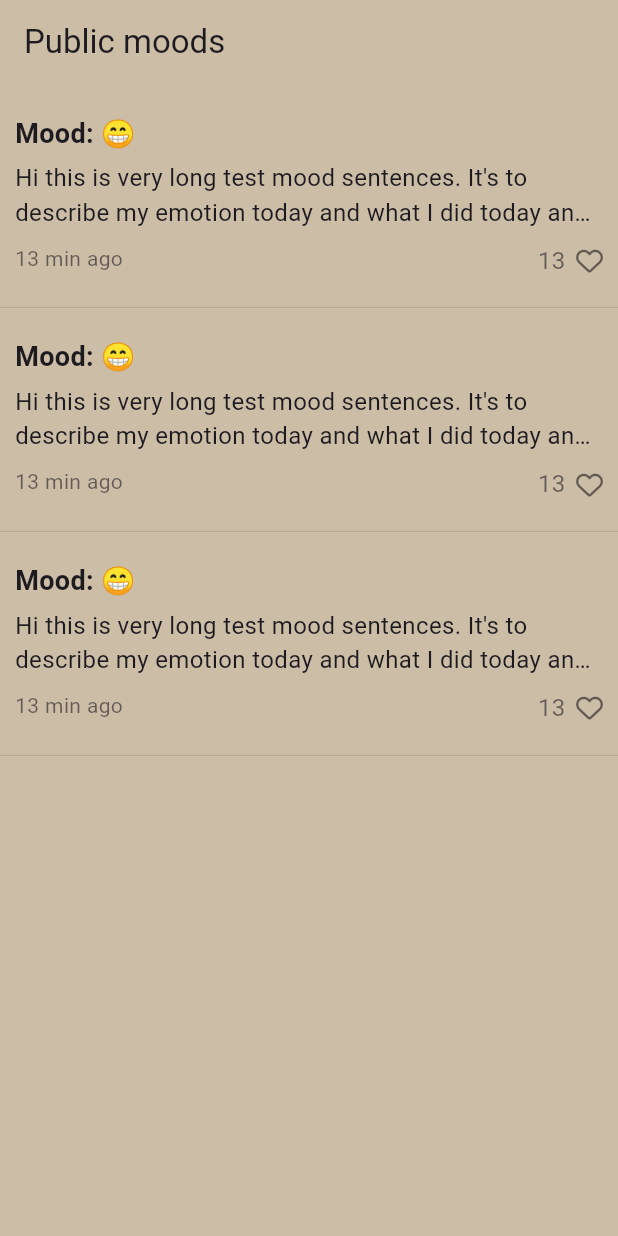
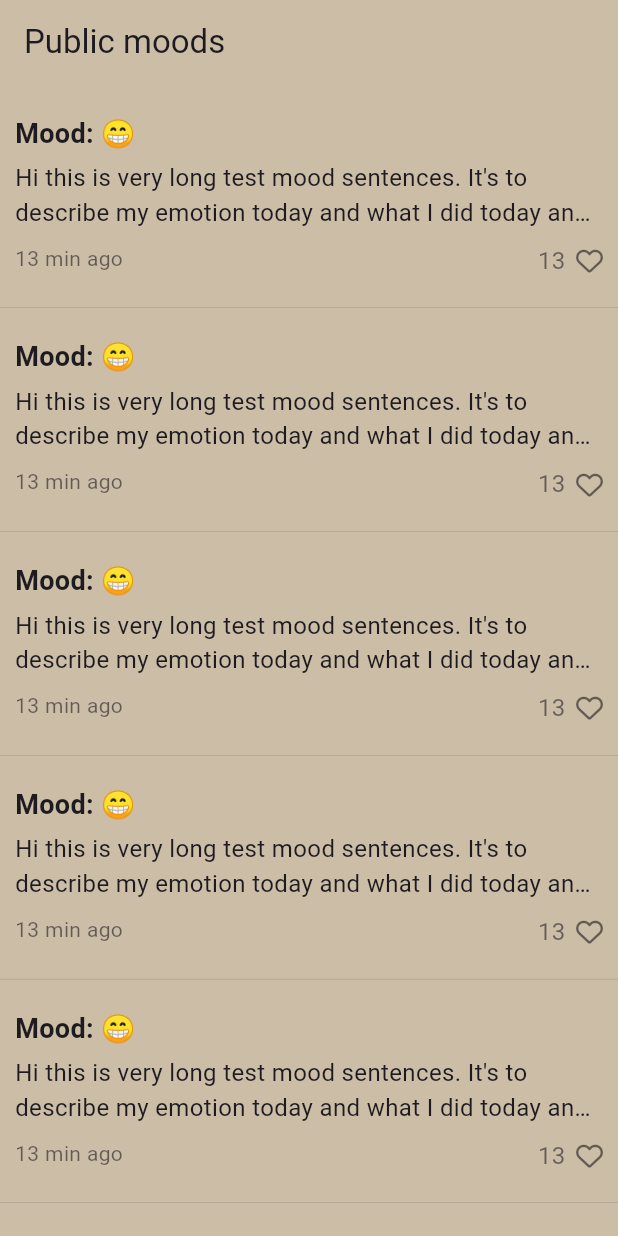
Before and after one commit to James1412/nomad_10week_final_project, a Flutter app: the PublicMoodScreen screen opened directly, on a phone screen of 412 x 824 dp. Run offline on Flutter 3.47's test engine with Material 3 defaults, Android fonts, the phone set to English and light mode, and no system bars; our stand-ins replace firebase_auth, firebase_core, flutter_riverpod, font_awesome_flutter, go_router; accounts and stored records are empty.

```diff
--- a/lib/features/moods/public_mood_screen.dart
+++ b/lib/features/moods/public_mood_screen.dart
@@ -1,9 +1,7 @@
-import 'package:final_project/constants/gaps.dart';
-import 'package:final_project/constants/sizes.dart';
+import 'package:final_project/features/moods/models/auto_scroll_up_model.dart';
 import 'package:final_project/features/moods/widgets/mood_tile.dart';
 import 'package:flutter/material.dart';
 import 'package:flutter_riverpod/flutter_riverpod.dart';
-import 'package:font_awesome_flutter/font_awesome_flutter.dart';
 
 class PublicMoodScreen extends ConsumerStatefulWidget {
   const PublicMoodScreen({super.key});
@@ -20,8 +18,25 @@ class _PublicMoodScreenState extends ConsumerState<PublicMoodScreen> {
       appBar: AppBar(
         title: const Text("Public moods"),
       ),
-      body: ListView(
+      body: Scrollbar(
+        controller: ref.watch(scrollControllerProvider).scrollController,
+        child: ListView(
+          controller: ref.watch(scrollControllerProvider).scrollController,
           children: const [
+            MoodTile(
+              mood: "😁",
+              text:
+                  "Hi this is very long test mood sentences. It's to describe my emotion today and what I did today and it is going to be really loooooooooong, Hi this is very long test mood sentences. It's to describe my emotion today and what I did today and it is going to be really loooooooooong",
+              time: "13 min ago",
+              likes: '13',
+            ),
+            MoodTile(
+              mood: "😁",
+              text:
+                  "Hi this is very long test mood sentences. It's to describe my emotion today and what I did today and it is going to be really loooooooooong, Hi this is very long test mood sentences. It's to describe my emotion today and what I did today and it is going to be really loooooooooong",
+              time: "13 min ago",
+              likes: '13',
+            ),
             MoodTile(
               mood: "😁",
               text:
@@ -45,6 +60,7 @@ class _PublicMoodScreenState extends ConsumerState<PublicMoodScreen> {
             ),
           ],
         ),
+      ),
     );
   }
 }
```
Also changed, not shown: lib/features/main_navigation/main_navigation.dart (+7 -0 lines), lib/features/moods/models/auto_scroll_up_model.dart (added, +15 -0 lines). Lines whose indentation alone changed are shown as unchanged.
